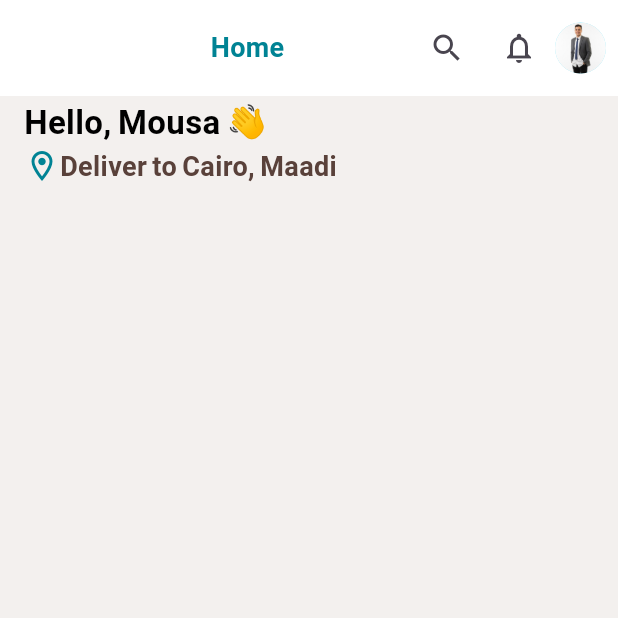
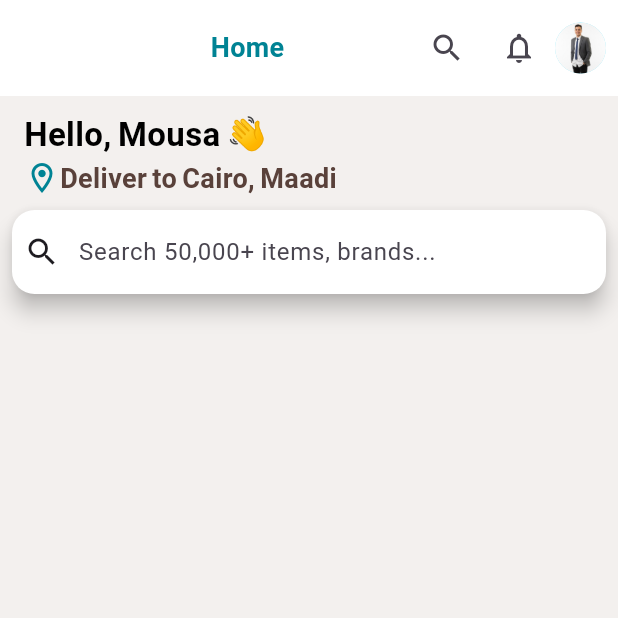
Before and after one commit to Ahmed-Mousa566/Indigo-e-commerce, a Flutter app: the HomeViewBody screen opened directly, on a phone screen of 412 x 824 dp, the top half of it. Run offline on Flutter 3.47's test engine with Material 3 defaults, Android fonts, the phone set to English and light mode, and no system bars; our stand-ins replace go_router, google_fonts; Roboto replaces fonts that are missing (Montserrat).

Commit message:
create search bar

```diff
--- a/lib/feature/Auth/presentation/views/widgets/text_form_failed.dart
+++ b/lib/feature/Auth/presentation/views/widgets/text_form_failed.dart
@@ -6,18 +6,18 @@ class TextFormFailed extends StatelessWidget {
     super.key,
     required this.hint,
     this.onchanged,
-    required this.obscureText,
+     this.obscureText,
     this.prefixIcon,
   });
   final String hint;
   final Function(String)? onchanged;
-  final bool obscureText;
+  final bool? obscureText;
   final Widget? prefixIcon;
 
   @override
   Widget build(BuildContext context) {
     return TextFormField(
-      obscureText: obscureText,
+      obscureText: obscureText?? false,
       validator: (value) {
         if (value == null || value.isEmpty) {
           return "field is required";
--- a/lib/feature/home/presentation/views/widgets/home_view_body.dart
+++ b/lib/feature/home/presentation/views/widgets/home_view_body.dart
@@ -1,5 +1,6 @@
 import 'package:e_commerce/feature/home/presentation/views/widgets/custom_home_appbar.dart';
 import 'package:e_commerce/feature/home/presentation/views/widgets/home_header.dart';
+import 'package:e_commerce/feature/home/presentation/views/widgets/search_bar.dart';
 import 'package:flutter/material.dart';
 
 class HomeViewBody extends StatelessWidget {
@@ -12,7 +13,10 @@ class HomeViewBody extends StatelessWidget {
         crossAxisAlignment: CrossAxisAlignment.start,
         children: [
           CustomHomeAppbar(title: "Home"),
+          SizedBox(height: 8),
           HomeHeader(),
+          SizedBox(height: 8),
+          SearchFailed(),
         ],
       ),
     );
--- /dev/null
+++ b/lib/feature/home/presentation/views/widgets/search_bar.dart
@@ -0,0 +1,22 @@
+import 'package:flutter/material.dart';
+
+class SearchFailed extends StatelessWidget {
+  const SearchFailed({super.key});
+
+  @override
+  Widget build(BuildContext context) {
+    return Padding(
+      padding: const EdgeInsets.symmetric(horizontal: 8.0),
+      child: const SearchBar(
+        leading: Icon(Icons.search),
+        hintText: ' Search 50,000+ items, brands...',
+        backgroundColor: WidgetStatePropertyAll(Colors.white),
+        shape: WidgetStatePropertyAll(
+    RoundedRectangleBorder(
+      borderRadius: BorderRadius.all(Radius.circular(15)),
+    ),
+  ),
+      ),
+    );
+  }
+}
```
